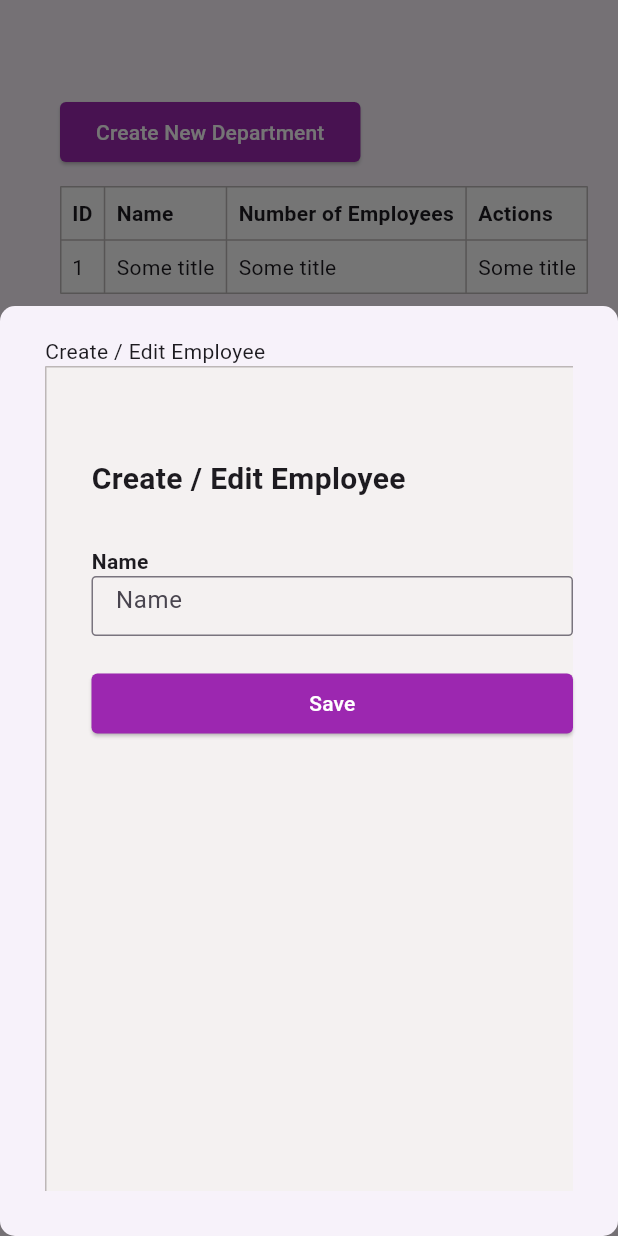
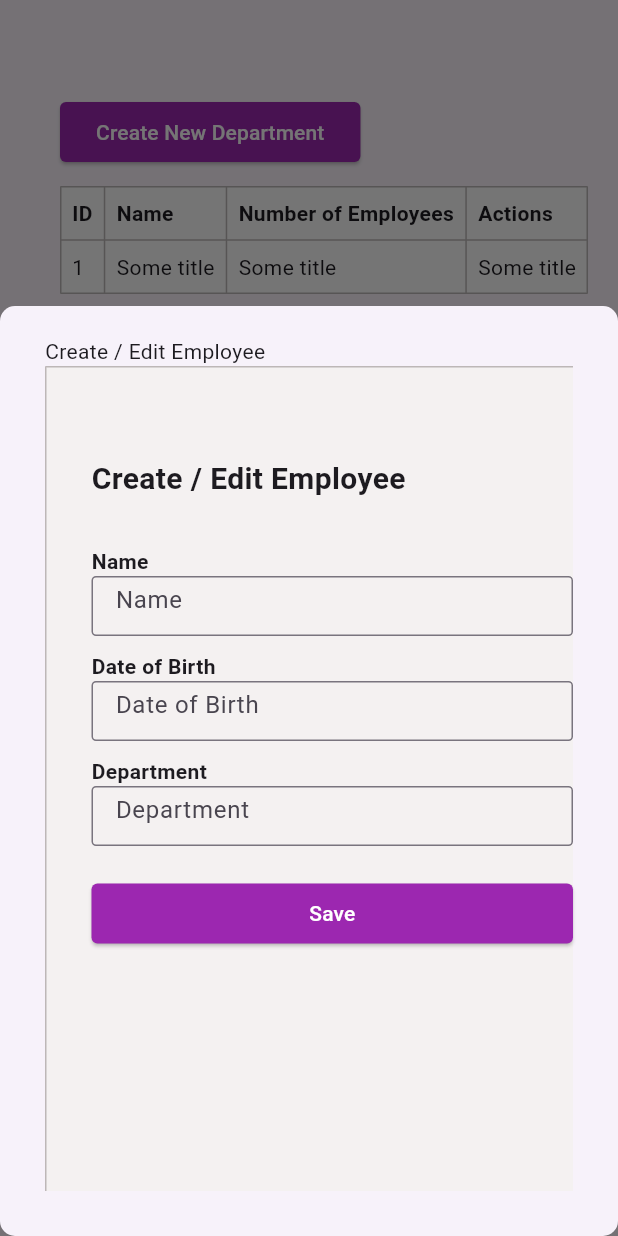
Before and after one commit to ShinanTc/flutter-assignment, a Flutter app: the screen it shows after launch, after a tap on "Add New Employee", on a phone screen of 412 x 824 dp. Run offline on Flutter 3.47's test engine with Material 3 defaults, Android fonts, the phone set to English and light mode, and no system bars.

Commit message:
UI hardcoding completed

```diff
--- a/lib/ui/modals/create_edit_employee_modal.dart
+++ b/lib/ui/modals/create_edit_employee_modal.dart
@@ -62,6 +62,40 @@ class CreateEditEmployeeModal extends StatelessWidget {
                         ),
                       ),
                     ),
+                    const SizedBox(height: 10),
+                    const Text(
+                      "Date of Birth",
+                      style: TextStyle(fontWeight: FontWeight.bold),
+                    ),
+                    SizedBox(
+                      width: 330,
+                      height: 40,
+                      child: TextField(
+                        decoration: InputDecoration(
+                          hintText: 'Date of Birth',
+                          border: OutlineInputBorder(
+                            borderRadius: BorderRadius.circular(3.0),
+                          ),
+                        ),
+                      ),
+                    ),
+                    const SizedBox(height: 10),
+                    const Text(
+                      "Department",
+                      style: TextStyle(fontWeight: FontWeight.bold),
+                    ),
+                    SizedBox(
+                      width: 330,
+                      height: 40,
+                      child: TextField(
+                        decoration: InputDecoration(
+                          hintText: 'Department',
+                          border: OutlineInputBorder(
+                            borderRadius: BorderRadius.circular(3.0),
+                          ),
+                        ),
+                      ),
+                    ),
                     const SizedBox(height: 25),
                     SizedBox(
                         width: 330,
```
